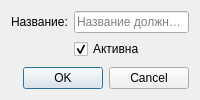
MikhailBersenev/easyPOS, file ui/positioneditdialog.ui: the form before one commit.
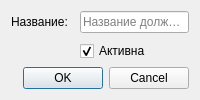
The form after the commit.

```diff
--- a/ui/positioneditdialog.ui
+++ b/ui/positioneditdialog.ui
@@ -11,6 +11,10 @@
   <layout class="QVBoxLayout" name="mainLayout">
    <item>
     <layout class="QFormLayout" name="formLayout">
+     <property name="verticalSpacing"><number>8</number></property>
+     <property name="horizontalSpacing"><number>12</number></property>
+     <property name="fieldGrowthPolicy"><enum>QFormLayout::ExpandingFieldsGrow</enum></property>
+     <property name="labelAlignment"><set>Qt::AlignRight|Qt::AlignVCenter</set></property>
      <item row="0" column="0">
       <widget class="QLabel" name="nameLabel">
        <property name="text">
```
